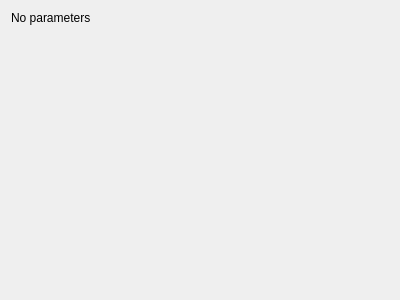
Above: mandelbulber2/qt_data/fractal_quickdudley.ui from buddhi1980/mandelbulber2 before the change. Below: the same form after it.
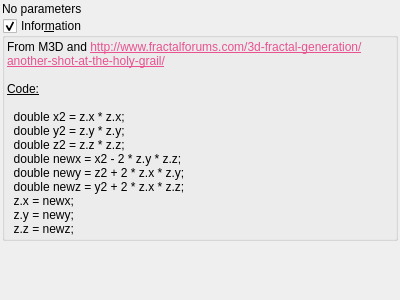
That is the form after the change. Custom widgets are drawn as their Qt base class.

Patch:
```diff
--- a/mandelbulber2/qt_data/fractal_quickdudley.ui
+++ b/mandelbulber2/qt_data/fractal_quickdudley.ui
@@ -14,6 +14,21 @@
    <string>Form</string>
   </property>
   <layout class="QVBoxLayout" name="verticalLayout">
+   <property name="spacing">
+    <number>2</number>
+   </property>
+   <property name="leftMargin">
+    <number>2</number>
+   </property>
+   <property name="topMargin">
+    <number>2</number>
+   </property>
+   <property name="rightMargin">
+    <number>2</number>
+   </property>
+   <property name="bottomMargin">
+    <number>2</number>
+   </property>
    <item>
     <widget class="QLabel" name="label">
      <property name="text">
@@ -21,6 +36,68 @@
      </property>
     </widget>
    </item>
+   <item>
+    <widget class="MyGroupBox" name="groupCheck_info">
+     <property name="title">
+      <string>Infor&amp;mation</string>
+     </property>
+     <property name="flat">
+      <bool>false</bool>
+     </property>
+     <property name="checkable">
+      <bool>true</bool>
+     </property>
+     <layout class="QVBoxLayout" name="verticalLayout_2">
+      <property name="spacing">
+       <number>2</number>
+      </property>
+      <property name="leftMargin">
+       <number>2</number>
+      </property>
+      <property name="topMargin">
+       <number>2</number>
+      </property>
+      <property name="rightMargin">
+       <number>2</number>
+      </property>
+      <property name="bottomMargin">
+       <number>2</number>
+      </property>
+      <item>
+       <widget class="QLabel" name="label_4">
+        <property name="text">
+         <string>&lt;!DOCTYPE HTML PUBLIC &quot;-//W3C//DTD HTML 4.0//EN&quot; &quot;http://www.w3.org/TR/REC-html40/strict.dtd&quot;&gt;
+&lt;html&gt;&lt;head&gt;&lt;meta name=&quot;qrichtext&quot; content=&quot;1&quot; /&gt;&lt;style type=&quot;text/css&quot;&gt;
+p, li { white-space: pre-wrap; }
+&lt;/style&gt;&lt;/head&gt;&lt;body&gt;
+&lt;p style=&quot; margin-top:0px; margin-bottom:0px; margin-left:0px; margin-right:0px; -qt-block-indent:0; text-indent:0px;&quot;&gt;From M3D and &lt;a href=&quot;http://www.fractalforums.com/3d-fractal-generation/another-shot-at-the-holy-grail/&quot;&gt;&lt;span style=&quot; text-decoration: underline; color:#e85290;&quot;&gt;http://www.fractalforums.com/3d-fractal-generation/another-shot-at-the-holy-grail/&lt;/span&gt;&lt;/a&gt;&lt;/p&gt;
+&lt;p style=&quot;-qt-paragraph-type:empty; margin-top:0px; margin-bottom:0px; margin-left:0px; margin-right:0px; -qt-block-indent:0; text-indent:0px;&quot;&gt;&lt;br /&gt;&lt;/p&gt;
+&lt;p style=&quot; margin-top:0px; margin-bottom:0px; margin-left:0px; margin-right:0px; -qt-block-indent:0; text-indent:0px;&quot;&gt;&lt;span style=&quot; text-decoration: underline;&quot;&gt;Code:&lt;/span&gt;&lt;/p&gt;
+&lt;p style=&quot;-qt-paragraph-type:empty; margin-top:0px; margin-bottom:0px; margin-left:0px; margin-right:0px; -qt-block-indent:0; text-indent:0px; text-decoration: underline;&quot;&gt;&lt;br /&gt;&lt;/p&gt;
+&lt;p style=&quot; margin-top:0px; margin-bottom:0px; margin-left:0px; margin-right:0px; -qt-block-indent:0; text-indent:0px;&quot;&gt;  double x2 = z.x * z.x;&lt;/p&gt;
+&lt;p style=&quot; margin-top:0px; margin-bottom:0px; margin-left:0px; margin-right:0px; -qt-block-indent:0; text-indent:0px;&quot;&gt;  double y2 = z.y * z.y;&lt;/p&gt;
+&lt;p style=&quot; margin-top:0px; margin-bottom:0px; margin-left:0px; margin-right:0px; -qt-block-indent:0; text-indent:0px;&quot;&gt;  double z2 = z.z * z.z;&lt;/p&gt;
+&lt;p style=&quot; margin-top:0px; margin-bottom:0px; margin-left:0px; margin-right:0px; -qt-block-indent:0; text-indent:0px;&quot;&gt;  double newx = x2 - 2 * z.y * z.z;&lt;/p&gt;
+&lt;p style=&quot; margin-top:0px; margin-bottom:0px; margin-left:0px; margin-right:0px; -qt-block-indent:0; text-indent:0px;&quot;&gt;  double newy = z2 + 2 * z.x * z.y;&lt;/p&gt;
+&lt;p style=&quot; margin-top:0px; margin-bottom:0px; margin-left:0px; margin-right:0px; -qt-block-indent:0; text-indent:0px;&quot;&gt;  double newz = y2 + 2 * z.x * z.z;&lt;/p&gt;
+&lt;p style=&quot; margin-top:0px; margin-bottom:0px; margin-left:0px; margin-right:0px; -qt-block-indent:0; text-indent:0px;&quot;&gt;  z.x = newx;&lt;/p&gt;
+&lt;p style=&quot; margin-top:0px; margin-bottom:0px; margin-left:0px; margin-right:0px; -qt-block-indent:0; text-indent:0px;&quot;&gt;  z.y = newy;&lt;/p&gt;
+&lt;p style=&quot; margin-top:0px; margin-bottom:0px; margin-left:0px; margin-right:0px; -qt-block-indent:0; text-indent:0px;&quot;&gt;  z.z = newz;&lt;/p&gt;&lt;/body&gt;&lt;/html&gt;</string>
+        </property>
+        <property name="wordWrap">
+         <bool>true</bool>
+        </property>
+        <property name="openExternalLinks">
+         <bool>true</bool>
+        </property>
+        <property name="textInteractionFlags">
+         <set>Qt::LinksAccessibleByMouse|Qt::TextSelectableByMouse</set>
+        </property>
+       </widget>
+      </item>
+     </layout>
+    </widget>
+   </item>
    <item>
     <spacer name="verticalSpacer">
      <property name="orientation">
@@ -36,6 +113,14 @@
    </item>
   </layout>
  </widget>
+ <customwidgets>
+  <customwidget>
+   <class>MyGroupBox</class>
+   <extends>QGroupBox</extends>
+   <header>mygroupbox.h</header>
+   <container>1</container>
+  </customwidget>
+ </customwidgets>
  <resources/>
  <connections/>
 </ui>
```
